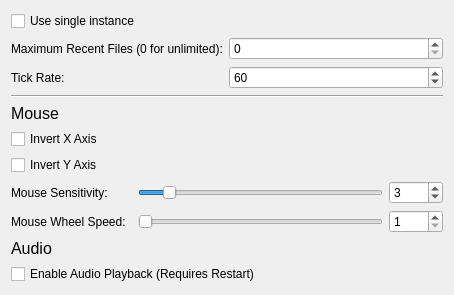
This is src/tools/hlam/ui/options/OptionsPageGeneral.ui in SamVanheer/HalfLifeAssetManager as Qt 5 draws it before an edit. The edited form follows.
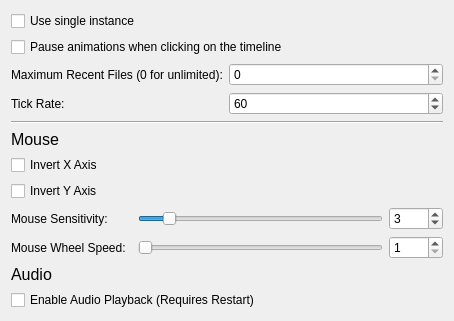
This is the edited form.

Commit message: Add option to pause sequence playback when clicking on timeline Resolves #124

The edit to the form file:
```diff
--- a/src/tools/hlam/ui/options/OptionsPageGeneral.ui
+++ b/src/tools/hlam/ui/options/OptionsPageGeneral.ui
@@ -7,40 +7,14 @@
     <x>0</x>
     <y>0</y>
     <width>454</width>
-    <height>281</height>
+    <height>304</height>
    </rect>
   </property>
   <property name="windowTitle">
    <string>Form</string>
   </property>
   <layout class="QGridLayout" name="gridLayout">
-   <item row="8" column="0" colspan="2">
-    <spacer name="verticalSpacer">
-     <property name="orientation">
-      <enum>Qt::Vertical</enum>
-     </property>
-     <property name="sizeHint" stdset="0">
-      <size>
-       <width>20</width>
-       <height>0</height>
-      </size>
-     </property>
-    </spacer>
-   </item>
-   <item row="3" column="0" colspan="2">
-    <widget class="Line" name="line">
-     <property name="minimumSize">
-      <size>
-       <width>0</width>
-       <height>0</height>
-      </size>
-     </property>
-     <property name="orientation">
-      <enum>Qt::Horizontal</enum>
-     </property>
-    </widget>
-   </item>
-   <item row="2" column="1">
+   <item row="3" column="1">
     <widget class="QSpinBox" name="TickRate">
      <property name="minimum">
       <number>1</number>
@@ -53,21 +27,56 @@
      </property>
     </widget>
    </item>
-   <item row="1" column="1">
+   <item row="4" column="0" colspan="2">
+    <widget class="Line" name="line">
+     <property name="minimumSize">
+      <size>
+       <width>0</width>
+       <height>0</height>
+      </size>
+     </property>
+     <property name="orientation">
+      <enum>Qt::Horizontal</enum>
+     </property>
+    </widget>
+   </item>
+   <item row="2" column="1">
     <widget class="QSpinBox" name="MaxRecentFiles">
      <property name="maximum">
       <number>100</number>
      </property>
     </widget>
    </item>
-   <item row="0" column="0" colspan="2">
-    <widget class="QCheckBox" name="UseSingleInstance">
+   <item row="5" column="0" colspan="2">
+    <widget class="QLabel" name="label">
+     <property name="font">
+      <font>
+       <pointsize>12</pointsize>
+      </font>
+     </property>
      <property name="text">
-      <string>Use single instance</string>
+      <string>Mouse</string>
+     </property>
+     <property name="scaledContents">
+      <bool>false</bool>
      </property>
     </widget>
    </item>
-   <item row="1" column="0">
+   <item row="8" column="0" colspan="2">
+    <layout class="QGridLayout" name="gridLayout_3">
+     <property name="bottomMargin">
+      <number>0</number>
+     </property>
+     <item row="0" column="0">
+      <widget class="QCheckBox" name="EnableAudioPlayback">
+       <property name="text">
+        <string>Enable Audio Playback (Requires Restart)</string>
+       </property>
+      </widget>
+     </item>
+    </layout>
+   </item>
+   <item row="2" column="0">
     <widget class="QLabel" name="label_2">
      <property name="sizePolicy">
       <sizepolicy hsizetype="Fixed" vsizetype="Preferred">
@@ -80,29 +89,34 @@
      </property>
     </widget>
    </item>
-   <item row="4" column="0" colspan="2">
-    <widget class="QLabel" name="label">
-     <property name="font">
-      <font>
-       <pointsize>12</pointsize>
-      </font>
+   <item row="9" column="0" colspan="2">
+    <spacer name="verticalSpacer">
+     <property name="orientation">
+      <enum>Qt::Vertical</enum>
      </property>
+     <property name="sizeHint" stdset="0">
+      <size>
+       <width>20</width>
+       <height>0</height>
+      </size>
+     </property>
+    </spacer>
+   </item>
+   <item row="0" column="0" colspan="2">
+    <widget class="QCheckBox" name="UseSingleInstance">
      <property name="text">
-      <string>Mouse</string>
-     </property>
-     <property name="scaledContents">
-      <bool>false</bool>
+      <string>Use single instance</string>
      </property>
     </widget>
    </item>
-   <item row="2" column="0">
+   <item row="3" column="0">
     <widget class="QLabel" name="label_3">
      <property name="text">
       <string>Tick Rate:</string>
      </property>
     </widget>
    </item>
-   <item row="5" column="0" colspan="2">
+   <item row="6" column="0" colspan="2">
     <layout class="QGridLayout" name="gridLayout_2">
      <property name="bottomMargin">
       <number>0</number>
@@ -189,7 +203,7 @@
      </item>
     </layout>
    </item>
-   <item row="6" column="0" colspan="2">
+   <item row="7" column="0" colspan="2">
     <widget class="QLabel" name="label_5">
      <property name="font">
       <font>
@@ -201,19 +215,12 @@
      </property>
     </widget>
    </item>
-   <item row="7" column="0" colspan="2">
-    <layout class="QGridLayout" name="gridLayout_3">
-     <property name="bottomMargin">
-      <number>0</number>
+   <item row="1" column="0" colspan="2">
+    <widget class="QCheckBox" name="PauseAnimationsOnTimelineClick">
+     <property name="text">
+      <string>Pause animations when clicking on the timeline</string>
      </property>
-     <item row="0" column="0">
-      <widget class="QCheckBox" name="EnableAudioPlayback">
-       <property name="text">
-        <string>Enable Audio Playback (Requires Restart)</string>
-       </property>
-      </widget>
-     </item>
-    </layout>
+    </widget>
    </item>
   </layout>
  </widget>
```
The commit also changes 3 other files.
